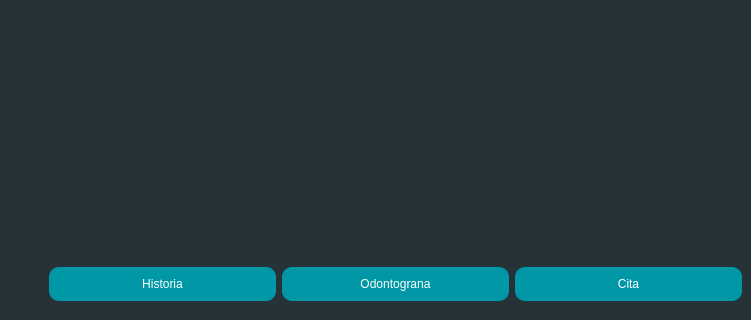
Old version of the form ui/paciente_frame.ui in the repository hm2206/strong_teeth; both pictures show x 0 to 751 and y 318 to 638 of the 751 by 638 pixel window.
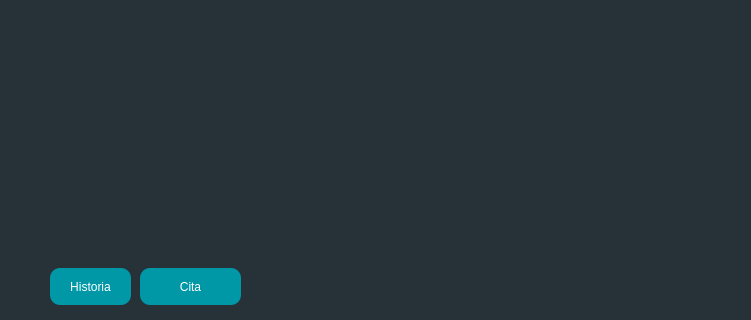
New version of the form. Icons and pictures are not drawn.

Diff of the .ui file:
```diff
--- a/ui/paciente_frame.ui
+++ b/ui/paciente_frame.ui
@@ -338,18 +338,21 @@
            <property name="frameShadow">
             <enum>QFrame::Raised</enum>
            </property>
-           <layout class="QGridLayout" name="gridLayout">
-            <item row="0" column="0">
-             <widget class="QPushButton" name="btn_historia">
+           <widget class="QPushButton" name="btn_odontograma">
               <property name="enabled">
                <bool>true</bool>
               </property>
+            <property name="geometry">
+             <rect>
+              <x>10</x>
+              <y>20</y>
+              <width>81</width>
+              <height>37</height>
+             </rect>
+            </property>
               <property name="cursor">
                <cursorShape>PointingHandCursor</cursorShape>
               </property>
-              <property name="styleSheet">
-               <string notr="true"/>
-              </property>
               <property name="text">
                <string>Historia</string>
               </property>
@@ -357,9 +360,15 @@
                <bool>true</bool>
               </property>
              </widget>
-            </item>
-            <item row="0" column="2">
              <widget class="QPushButton" name="btn_cita">
+            <property name="geometry">
+             <rect>
+              <x>100</x>
+              <y>20</y>
+              <width>101</width>
+              <height>37</height>
+             </rect>
+            </property>
               <property name="cursor">
                <cursorShape>PointingHandCursor</cursorShape>
               </property>
@@ -370,24 +379,6 @@
                <bool>true</bool>
               </property>
              </widget>
-            </item>
-            <item row="0" column="1">
-             <widget class="QPushButton" name="btn_odontograma">
-              <property name="enabled">
-               <bool>true</bool>
-              </property>
-              <property name="cursor">
-               <cursorShape>PointingHandCursor</cursorShape>
-              </property>
-              <property name="text">
-               <string>Odontograna</string>
-              </property>
-              <property name="flat">
-               <bool>true</bool>
-              </property>
-             </widget>
-            </item>
-           </layout>
           </widget>
          </item>
         </layout>
```
Lines whose indentation alone changed are shown as unchanged.
